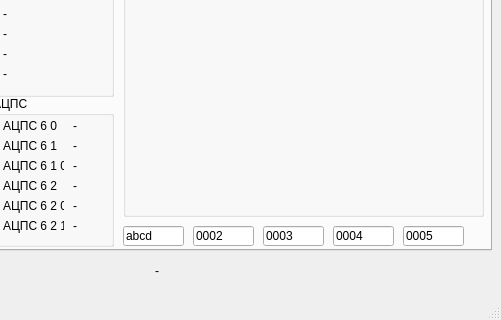
Above: qt.ui from AEpolyakov/op_ui before the change; both pictures show x 199 to 700 and y 380 to 700 of the 700 by 700 pixel window. Below: the same form after it.
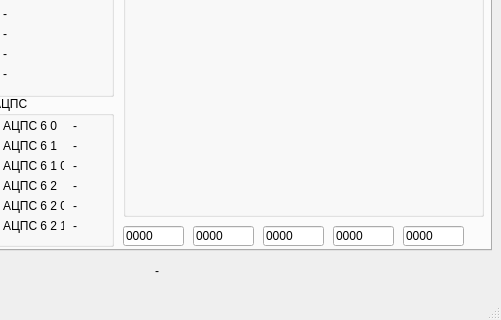
That is the form after the change.

```diff
--- a/qt.ui
+++ b/qt.ui
@@ -873,7 +873,7 @@
        </rect>
       </property>
       <property name="text">
-       <string>abcd</string>
+       <string>0000</string>
       </property>
      </widget>
      <widget class="QLineEdit" name="leds2">
@@ -886,7 +886,7 @@
        </rect>
       </property>
       <property name="text">
-       <string>0002</string>
+       <string>0000</string>
       </property>
      </widget>
      <widget class="QLineEdit" name="leds3">
@@ -899,7 +899,7 @@
        </rect>
       </property>
       <property name="text">
-       <string>0003</string>
+       <string>0000</string>
       </property>
      </widget>
      <widget class="QLineEdit" name="leds4">
@@ -912,7 +912,7 @@
        </rect>
       </property>
       <property name="text">
-       <string>0004</string>
+       <string>0000</string>
       </property>
      </widget>
      <widget class="QLineEdit" name="leds5">
@@ -925,7 +925,7 @@
        </rect>
       </property>
       <property name="text">
-       <string>0005</string>
+       <string>0000</string>
       </property>
      </widget>
     </widget>
```
